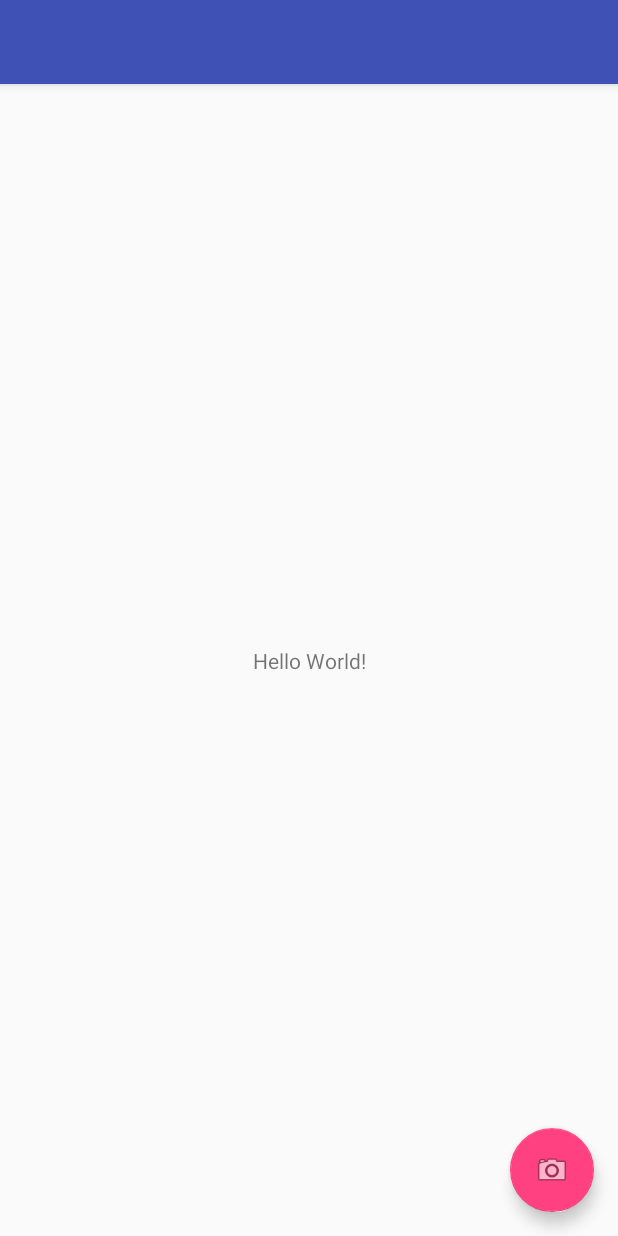
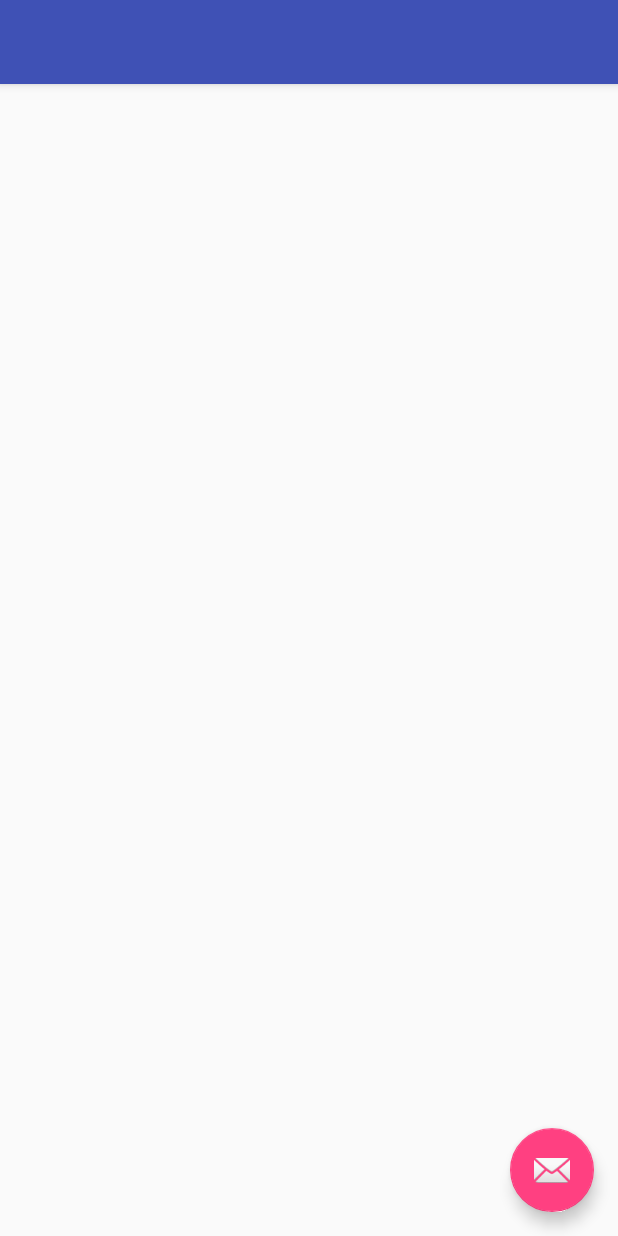
Before and after one commit to indianpoptart/ProjectLumen, an Android app: the layout activity_main2.xml on its own in the app's theme, with its tools: preview values and no code run, on a phone screen of 412 x 824 dp. Run offline under Robolectric (Android 15) with nearby library versions, the phone set to English and light mode, and no system bars.

Commit message:
Adding gesture safeguards
- Making it less prone to accidental gesture detection
- Added MovementDetection and ProximityDetection
- Testing out kotlin
- Changing main UI

```diff
--- a/app/build.gradle
+++ b/app/build.gradle
@@ -23,10 +23,12 @@ android {
             proguardFiles getDefaultProguardFile('proguard-android.txt'), 'proguard-rules.pro'
         }
     }
+    productFlavors {
+    }
 }
 
 dependencies {
-    implementation fileTree(dir: 'libs', include: ['*.jar'])
+    implementation fileTree(include: ['*.jar'], dir: 'libs')
     androidTestImplementation('com.android.support.test.espresso:espresso-core:2.2.2', {
         exclude group: 'com.android.support', module: 'support-annotations'
     })
--- a/app/src/main/res/layout/app_bar_main.xml
+++ b/app/src/main/res/layout/activity_main2.xml
@@ -4,7 +4,7 @@
     xmlns:tools="http://schemas.android.com/tools"
     android:layout_width="match_parent"
     android:layout_height="match_parent"
-    tools:context="org.nikhilp.projectlumen.activities.MainActivity">
+    tools:context="org.nikhilp.projectlumen.Main2Activity">
 
     <android.support.design.widget.AppBarLayout
         android:layout_width="match_parent"
@@ -20,7 +20,7 @@
 
     </android.support.design.widget.AppBarLayout>
 
-    <include layout="@layout/content_main" />
+    <include layout="@layout/content_main2" />
 
     <android.support.design.widget.FloatingActionButton
         android:id="@+id/fab"
@@ -28,6 +28,6 @@
         android:layout_height="wrap_content"
         android:layout_gravity="bottom|end"
         android:layout_margin="@dimen/fab_margin"
-        app:srcCompat="@android:drawable/ic_menu_camera" />
+        app:srcCompat="@android:drawable/ic_dialog_email" />
 
 </android.support.design.widget.CoordinatorLayout>
--- a/app/src/main/res/layout/content_main.xml
+++ b/app/src/main/res/layout/content_main.xml
@@ -1,20 +1,6 @@
 <?xml version="1.0" encoding="utf-8"?>
-<android.support.constraint.ConstraintLayout xmlns:android="http://schemas.android.com/apk/res/android"
-    xmlns:app="http://schemas.android.com/apk/res-auto"
-    xmlns:tools="http://schemas.android.com/tools"
-    android:layout_width="match_parent"
-    android:layout_height="match_parent"
-    app:layout_behavior="@string/appbar_scrolling_view_behavior"
-    tools:context="org.nikhilp.projectlumen.activities.MainActivity"
-    tools:showIn="@layout/app_bar_main">
+<LinearLayout xmlns:android="http://schemas.android.com/apk/res/android"
+    android:orientation="vertical" android:layout_width="match_parent"
+    android:layout_height="match_parent">
 
-    <TextView
-        android:layout_width="wrap_content"
-        android:layout_height="wrap_content"
-        android:text="Hello World!"
-        app:layout_constraintBottom_toBottomOf="parent"
-        app:layout_constraintLeft_toLeftOf="parent"
-        app:layout_constraintRight_toRightOf="parent"
-        app:layout_constraintTop_toTopOf="parent" />
-
-</android.support.constraint.ConstraintLayout>
+</LinearLayout>
--- /dev/null
+++ b/app/src/main/res/layout/content_main2.xml
@@ -0,0 +1,11 @@
+<?xml version="1.0" encoding="utf-8"?>
+<android.support.constraint.ConstraintLayout xmlns:android="http://schemas.android.com/apk/res/android"
+    xmlns:app="http://schemas.android.com/apk/res-auto"
+    xmlns:tools="http://schemas.android.com/tools"
+    android:layout_width="match_parent"
+    android:layout_height="match_parent"
+    app:layout_behavior="@string/appbar_scrolling_view_behavior"
+    tools:context="org.nikhilp.projectlumen.Main2Activity"
+    tools:showIn="@layout/activity_main2">
+
+</android.support.constraint.ConstraintLayout>
--- a/app/src/main/res/values/strings.xml
+++ b/app/src/main/res/values/strings.xml
@@ -5,4 +5,5 @@
     <string name="navigation_drawer_close">Close navigation drawer</string>
 
     <string name="action_settings">Settings</string>
+    <string name="title_activity_main2">Main2Activity</string>
 </resources>
--- a/build.gradle
+++ b/build.gradle
@@ -8,7 +8,7 @@ buildscript {
         maven { url 'https://maven.fabric.io/public' }
     }
     dependencies {
-        classpath 'com.android.tools.build:gradle:3.0.0-alpha5'
+        classpath 'com.android.tools.build:gradle:3.0.0-alpha6'
         classpath 'io.fabric.tools:gradle:1.+'
 
 
```
Also changed, not shown: app/src/main/AndroidManifest.xml (+14 -8 lines), app/src/main/java/org/nikhilp/projectlumen/Main2Activity.java (added, +29 -0 lines), app/src/main/java/org/nikhilp/projectlumen/activities/MainActivity.java (+2 -70 lines), app/src/main/java/org/nikhilp/projectlumen/services/BackgroundService.java (+29 -3 lines), app/src/main/res/layout/activity_main.xml (+14 -14 lines), app/src/main/res/layout/nav_header_main.xml (deleted, +0 -35 lines).
